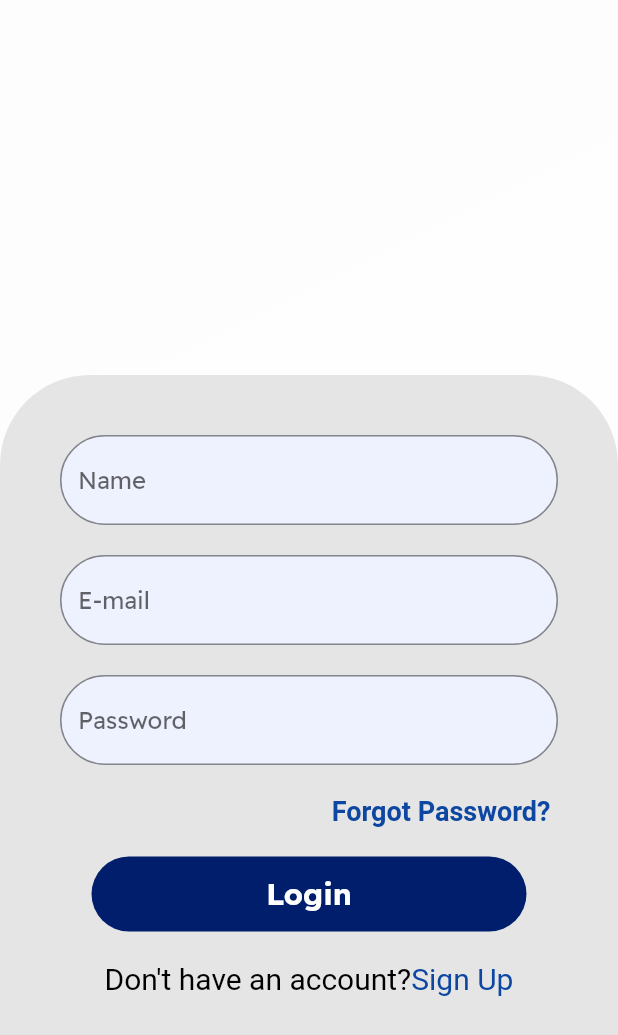
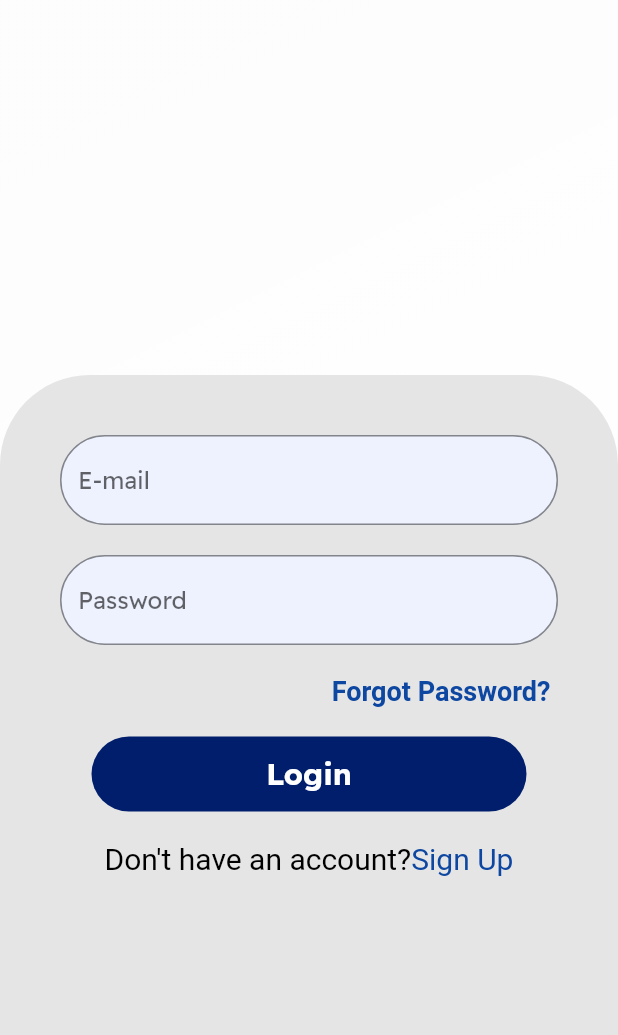
Before and after one commit to priyansh1211/4NerdyGuys, a Flutter app: the screen it shows after launch, on a phone screen of 412 x 824 dp. Shown: the top 1035 px of the screen. Run offline on Flutter 3.47's test engine with Material 2 defaults, Android fonts, the light colour scheme and no system bars.

Commit message:
login page updated

```diff
--- a/lib/pages/LoginPage.dart
+++ b/lib/pages/LoginPage.dart
@@ -1,11 +1,8 @@
 import 'package:flutter/material.dart';
 import 'package:flutter_app/pages/ForgotPassword.dart';
 import 'package:flutter_app/pages/Header.dart';
-//import 'package:flutter_app/pages/InputWrapper.dart';
 import 'package:flutter_app/pages/home_page.dart';
 
-//import 'package:flutter_app/pages/home_page.dart';
-//import 'package:form_field_validator/form_field_validator.dart';
 
 class LoginPage extends StatefulWidget {
   const LoginPage({Key? key}) : super(key: key);
@@ -50,26 +47,6 @@ class _LoginPageState extends State<LoginPage> {
                       Column(
                         mainAxisAlignment: MainAxisAlignment.center,
                         children: <Widget>[
-                          Padding(
-                            padding: const EdgeInsets.only(left: 40,right: 40),
-                            child: TextField(
-                              decoration: InputDecoration(
-                                enabledBorder: OutlineInputBorder(
-                                  borderRadius: BorderRadius.circular(40),
-                                  borderSide: const BorderSide(color: Colors.black45),
-                                ),
-                                hintStyle: TextStyle(fontFamily: 'ReadexPro'),
-                                focusedBorder: OutlineInputBorder(
-                                  borderSide: const BorderSide(color: Colors.deepPurple),
-                                  borderRadius: BorderRadius.circular(40),
-                                ),
-                                hintText: 'Name',
-                                filled: true,
-                                fillColor: Color(0xffEEF2FF),
-                              ),
-                            ),
-                          ),
-                          SizedBox(height: 20,),
                           Padding(
                             padding: const EdgeInsets.only(left: 40,right: 40),
                             child: TextField(
```
